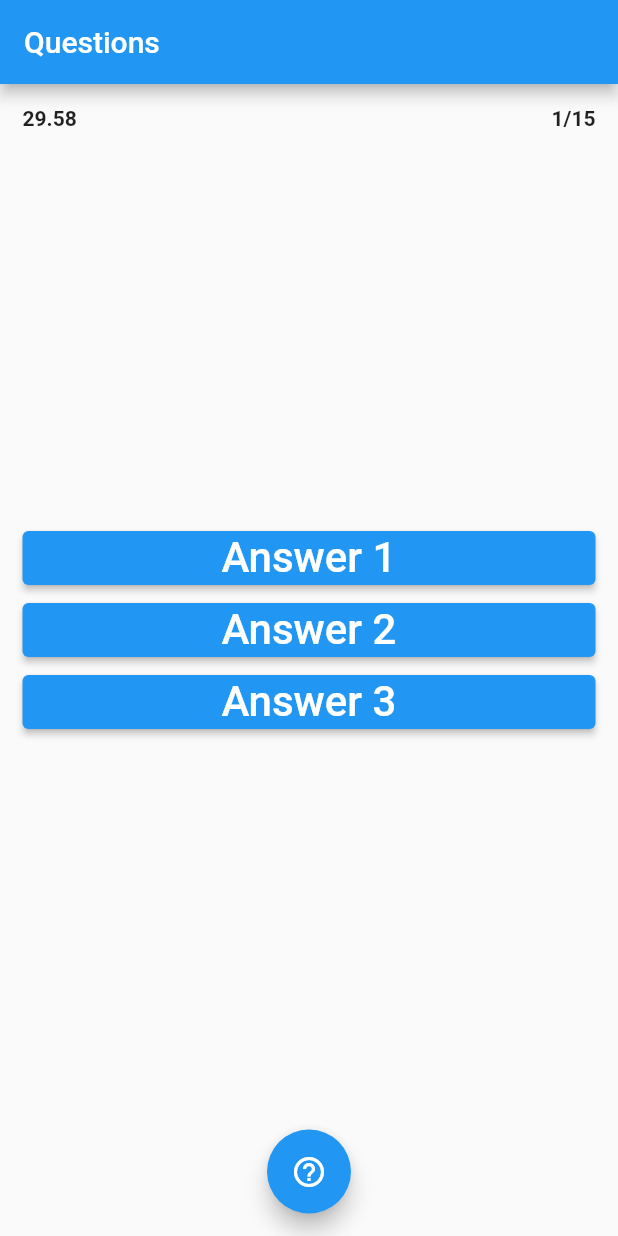
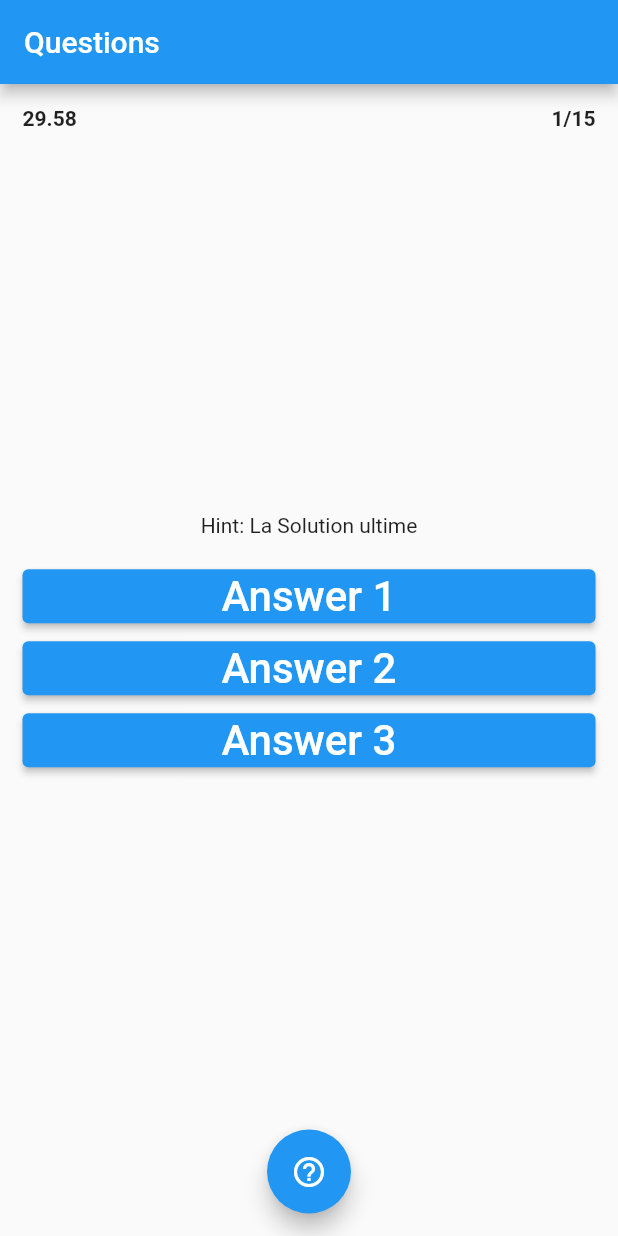
Before and after one commit to DiogoVieiraFerreira/quiz_revolution, a Flutter app: the screen it shows after launch, after a tap on the "help outline" icon, on a phone screen of 412 x 824 dp. Run offline on Flutter 3.47's test engine with Material 2 defaults, Android fonts, the phone set to English and light mode, and no system bars.

Commit message:
add hint and interactions with hint button

```diff
--- a/lib/widgets/game_screen.dart
+++ b/lib/widgets/game_screen.dart
@@ -1,5 +1,6 @@
 import 'dart:developer';
 
+import 'package:flutter/cupertino.dart';
 import 'package:flutter/material.dart';
 
 class GameScreen extends StatefulWidget {
@@ -10,6 +11,12 @@ class GameScreen extends StatefulWidget {
 }
 
 class _GameScreen extends State<GameScreen> {
+  double _hinOpacity = 0;
+  void _toggleHint(){
+    setState(() {
+      _hinOpacity = 1 - _hinOpacity;
+    });
+  }
   @override
   Widget build(BuildContext context) {
     return Scaffold(
@@ -33,19 +40,35 @@ class _GameScreen extends State<GameScreen> {
                 child: Column (
                   mainAxisAlignment: MainAxisAlignment.center,
                   children: [
+                    hint("Hint: La Solution ultime"),
                     buildAnswersButtons(["Answer 1","Answer 2", "Answer 3"]),
                   ],
                 ),
               ),
             ),
-            buildHint(context),
+            buildHintButton(),
           ],
         ),
       ),
     );
   }
+
+  Widget hint(text){
+    return Container(
+      padding: const EdgeInsets.only(top: 20, bottom: 15),
+      child : Row(
+        mainAxisAlignment: MainAxisAlignment.center,
+        children: [
+          Opacity(
+            child: Text(text, textScaleFactor: 1.0, textAlign: TextAlign.center),
+            opacity: _hinOpacity,
+          ),
+        ],
+      ),
+    );
   }
-Widget buildAnswersButtons(array){
+
+  Column buildAnswersButtons(array){
     return Column(
       children: [
         ...array.map( (text) {
@@ -62,12 +85,14 @@ Widget buildAnswersButtons(array){
       ],
     );
   }
-Widget buildHint(BuildContext context) {
+
+  Widget buildHintButton() {
     return Center(
       child: FloatingActionButton(
-      onPressed: () => log("Success click: Hint"),
+        onPressed: () => _toggleHint(),
         child: Icon(Icons.help_outline),
         backgroundColor: Theme.of(context).accentColor,
       ),
     );
   }
+}
```
Lines whose indentation alone changed are shown as unchanged.
